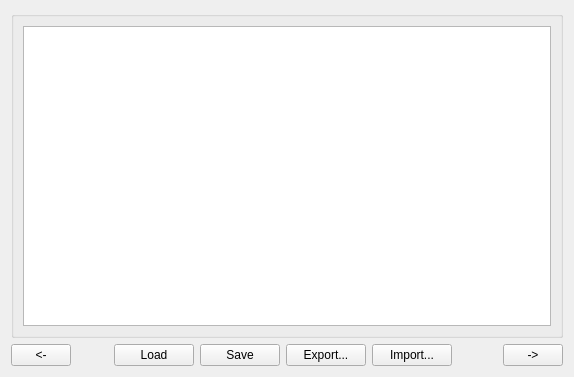
nmfs-fish-tools/MSSPM, file MSSPM_Main/forms/Estimation/Estimation_Tab02.ui: the form before one commit.
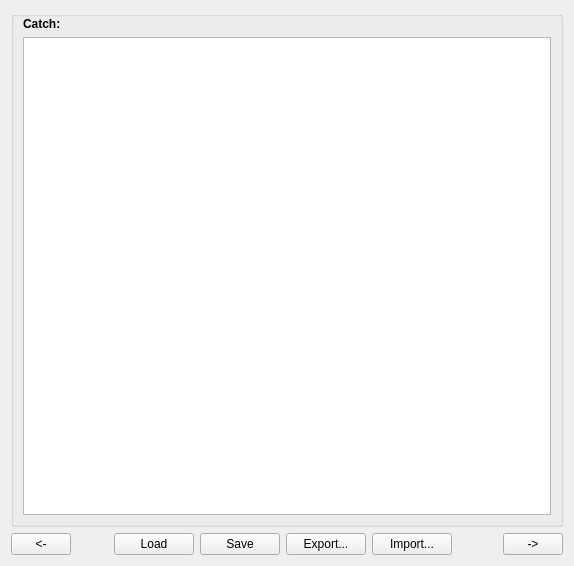
The form after the commit.

Diff of the .ui file:
```diff
--- a/MSSPM_Main/forms/Estimation/Estimation_Tab02.ui
+++ b/MSSPM_Main/forms/Estimation/Estimation_Tab02.ui
@@ -7,7 +7,7 @@
     <x>0</x>
     <y>0</y>
     <width>574</width>
-    <height>377</height>
+    <height>566</height>
    </rect>
   </property>
   <property name="windowTitle">
@@ -26,8 +26,21 @@
       <string/>
      </property>
      <layout class="QVBoxLayout" name="verticalLayout_6">
+      <property name="topMargin">
+       <number>0</number>
+      </property>
+      <property name="bottomMargin">
+       <number>9</number>
+      </property>
       <item>
-       <widget class="QTableView" name="Estimation_Tab2_CatchTV">
+       <widget class="QLabel" name="Estimation_Tab2_HarvestLBL">
+        <property name="text">
+         <string>Catch:</string>
+        </property>
+       </widget>
+      </item>
+      <item>
+       <widget class="QTableView" name="Estimation_Tab2_HarvestTV">
         <property name="font">
          <font>
           <weight>50</weight>
```
Left out of the diff: 2 changed lines with no effect on the pictures.
